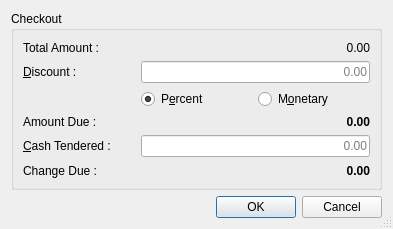
This is app/ui/forms/checkout_form.ui in enwawerueli/footprints as Qt 5 draws it before an edit. The edited form follows.
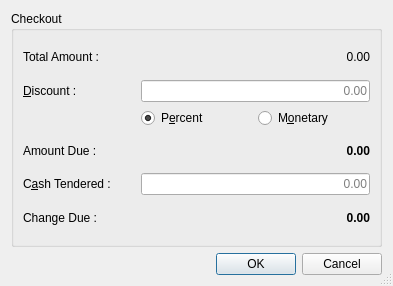
This is the edited form.

The edit to the form file:
```diff
--- a/app/ui/forms/checkout_form.ui
+++ b/app/ui/forms/checkout_form.ui
@@ -7,7 +7,7 @@
     <x>0</x>
     <y>0</y>
     <width>393</width>
-    <height>229</height>
+    <height>286</height>
    </rect>
   </property>
   <property name="windowTitle">
@@ -96,12 +96,6 @@
         </item>
         <item row="1" column="1" colspan="2">
          <widget class="QLineEdit" name="discount_le">
-          <property name="inputMask">
-           <string/>
-          </property>
-          <property name="text">
-           <string/>
-          </property>
           <property name="alignment">
            <set>Qt::AlignRight|Qt::AlignTrailing|Qt::AlignVCenter</set>
           </property>
@@ -130,7 +124,7 @@
         <item row="4" column="0">
          <widget class="QLabel" name="label_3">
           <property name="text">
-           <string>&amp;Cash Tendered :</string>
+           <string>C&amp;ash Tendered :</string>
           </property>
           <property name="buddy">
            <cstring>cash_le</cstring>
@@ -139,9 +133,6 @@
         </item>
         <item row="4" column="1" colspan="2">
          <widget class="QLineEdit" name="cash_le">
-          <property name="text">
-           <string/>
-          </property>
           <property name="alignment">
            <set>Qt::AlignRight|Qt::AlignTrailing|Qt::AlignVCenter</set>
           </property>
```
